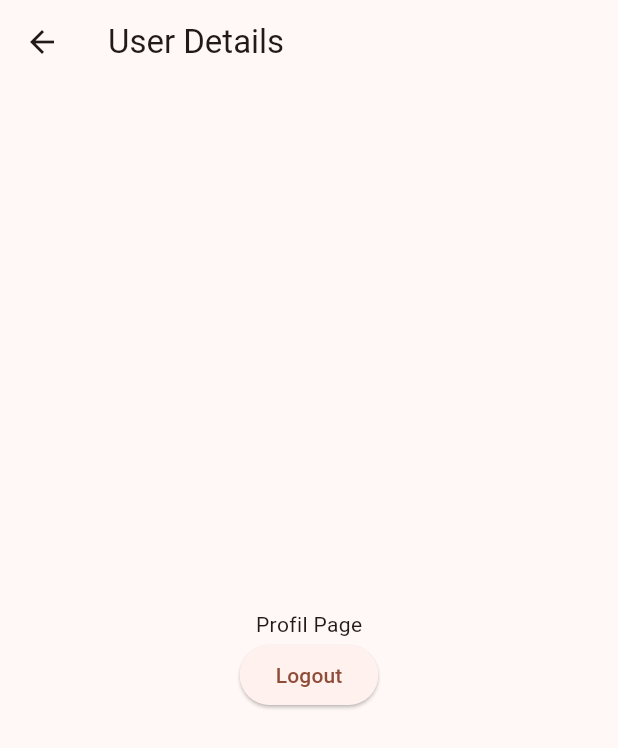
After one commit to ProgrammingWithGaurav/FlutterGoogleSignIn, a Flutter app: the ProfilPage screen opened directly, on a phone screen of 412 x 824 dp. The commit adds this screen. Shown: the top 748 px of the screen. Run offline on Flutter 3.47's test engine with Material 3 defaults, Android fonts, the phone set to English and light mode, and no system bars; our stand-ins replace firebase_auth, firebase_core, google_sign_in; accounts and stored records are empty.

Commit message:
Done user auth

```diff
--- /dev/null
+++ b/lib/profile_page.dart
@@ -0,0 +1,28 @@
+import 'package:firebase_auth/firebase_auth.dart';
+import 'package:flutter/material.dart';
+import 'package:google_sign_in/google_sign_in.dart';
+
+class ProfilPage extends StatelessWidget {
+  const ProfilPage({super.key});
+  Future<void> logout() async {
+    final GoogleSignIn googleSignIn = GoogleSignIn();
+    await googleSignIn.signOut();
+  }
+
+  @override
+  Widget build(BuildContext context) {
+    return Scaffold(
+        appBar: AppBar(title: const Text('User Details')),
+        body: Center(
+            child:
+                Column(mainAxisAlignment: MainAxisAlignment.center, children: [
+          Text('Profil Page'),
+          ElevatedButton(
+              onPressed: () async {
+                await logout();
+                Navigator.pop(context);
+              },
+              child: const Text('Logout')),
+        ])));
+  }
+}
```
Also changed, not shown: lib/home.dart (+33 -3 lines), 2 other files.
